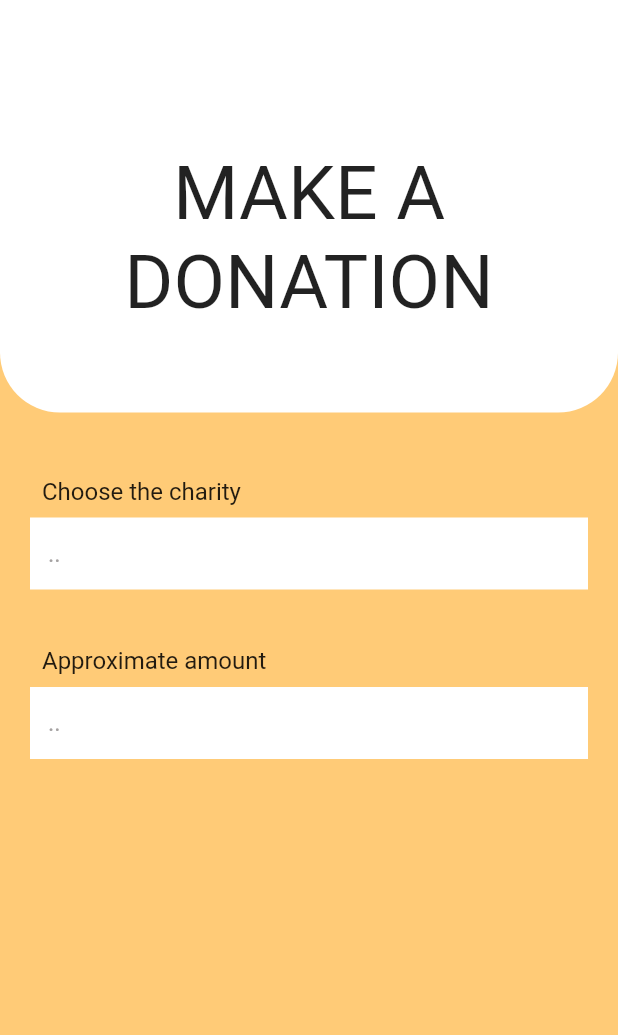
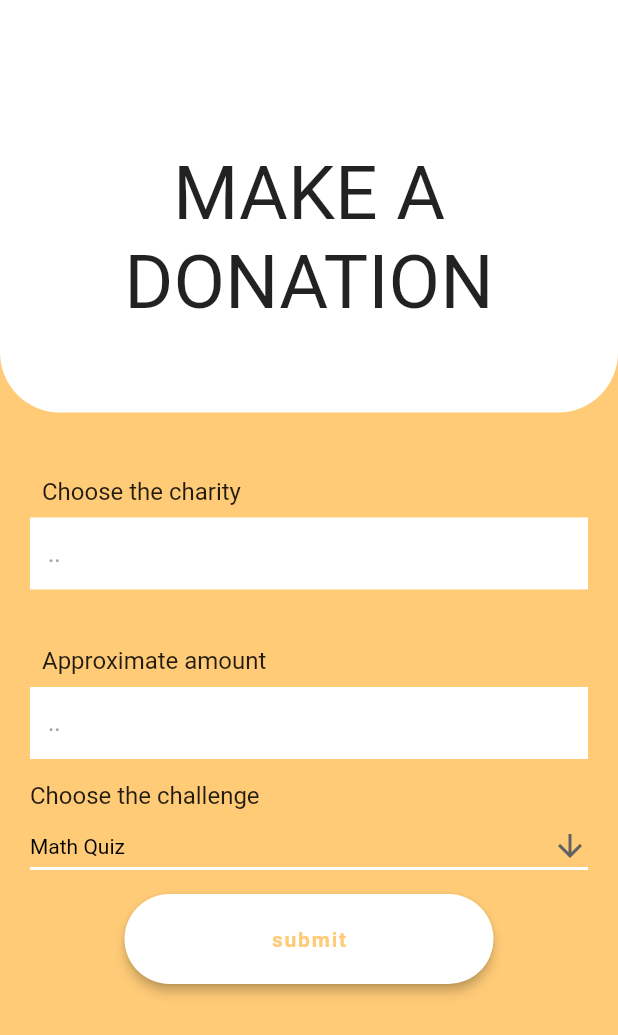
Before and after one commit to justzuka/keti_zuka, a Flutter app: the DonorTaskBody widget shown alone on an empty page, opened directly, on a phone screen of 412 x 824 dp. Shown: the top 1035 px of the screen. Run offline on Flutter 3.47's test engine with Material 2 defaults, Android fonts, the phone set to English and light mode, and no system bars; our stand-ins replace cloud_firestore, firebase_auth, firebase_core, flutter_svg; missing offline and left inert: dart:ffi; accounts and stored records are empty.

Commit message:
Ketis Changes

```diff
--- a/lib/components/OrangeButton.dart
+++ b/lib/components/OrangeButton.dart
@@ -4,11 +4,15 @@ import 'package:flutter/material.dart';
 import '../constants.dart';
 
 class OrangeButton extends StatefulWidget {
-  const OrangeButton(
-      {super.key, required this.label, required this.onPressFunc});
+  OrangeButton(
+      {super.key,
+      required this.label,
+      required this.onPressFunc,
+      this.inverted = false});
 
   final String label;
   final Function onPressFunc;
+  final bool inverted;
 
   @override
   State<OrangeButton> createState() => _OrangeButtonState();
@@ -30,13 +34,15 @@ class _OrangeButtonState extends State<OrangeButton> {
           },
           label: Text(
             widget.label,
-            style: const TextStyle(
+            style: TextStyle(
+              color: widget.inverted == false ? Colors.white : mainOrangeColor,
               fontStyle: FontStyle.normal,
               fontWeight: FontWeight.w600,
               fontSize: 14,
             ),
           ),
-          backgroundColor: mainOrangeColor,
+          backgroundColor:
+              widget.inverted == false ? mainOrangeColor : Colors.white,
         ),
       ),
     );
--- a/lib/pages/DonorBodies/DonorTaskBody.dart
+++ b/lib/pages/DonorBodies/DonorTaskBody.dart
@@ -1,8 +1,12 @@
 import 'package:flutter/material.dart';
 import 'package:flutter_svg/svg.dart';
 import 'package:keti_zuka/components/MyInputField.dart';
+import 'package:keti_zuka/components/OrangeButton.dart';
 
+import '../../FirebaseStuff.dart';
 import '../../constants.dart';
+
+List<String> list = <String>['Math Quiz', 'Leetcode Challenge'];
 
 class DonorTaskBody extends StatefulWidget {
   const DonorTaskBody({super.key});
@@ -13,6 +17,10 @@ class DonorTaskBody extends StatefulWidget {
 
 class _DonorTaskBodyState extends State<DonorTaskBody> {
   final TextEditingController charityNameController = TextEditingController();
+  final TextEditingController approximateAmount = TextEditingController();
+
+  String dropdownValue = list.first;
+
   @override
   Widget build(BuildContext context) {
     return Container(
@@ -71,7 +79,59 @@ class _DonorTaskBodyState extends State<DonorTaskBody> {
                         label: "Approximate amount",
                         hideText: false,
                         isText: false,
-                        controller: charityNameController,
+                        controller: approximateAmount,
+                      ),
+                      Container(
+                        alignment: Alignment.centerLeft,
+                        child: const Text(
+                          "Choose the challenge",
+                          style: TextStyle(
+                            fontWeight: FontWeight.w400,
+                            fontSize: 16,
+                          ),
+                        ),
+                      ),
+                      SizedBox(
+                        width: double.infinity,
+                        child: DropdownButton<String>(
+                          isExpanded: true,
+                          value: dropdownValue,
+                          icon: const Icon(Icons.arrow_downward),
+                          elevation: 16,
+                          style: const TextStyle(color: Colors.black),
+                          underline: Container(
+                            height: 2,
+                            color: Colors.white,
+                          ),
+                          onChanged: (String? value) {
+                            // This is called when the user selects an item.
+                            setState(() {
+                              dropdownValue = value!;
+                            });
+                          },
+                          items: list
+                              .map<DropdownMenuItem<String>>((String value) {
+                            return DropdownMenuItem<String>(
+                              value: value,
+                              child: Text(value),
+                            );
+                          }).toList(),
+                        ),
+                      ),
+                      OrangeButton(
+                        label: "submit",
+                        onPressFunc: () {
+                          createChallenge(
+                              charityNameController.text,
+                              dropdownValue,
+                              double.parse(approximateAmount.text));
+                          setState(() {
+                            charityNameController.clear();
+                            approximateAmount.clear();
+                            dropdownValue = list.first;
+                          });
+                        },
+                        inverted: true,
                       ),
                     ],
                   ),
```
Also changed, not shown: lib/DatabaseModels/Challenge.dart (added, +35 -0 lines), lib/FirebaseStuff.dart (+19 -0 lines).
